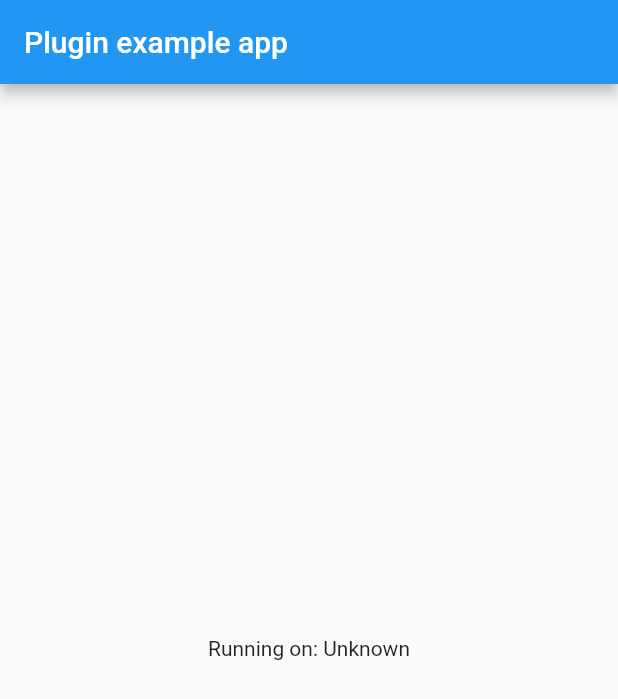
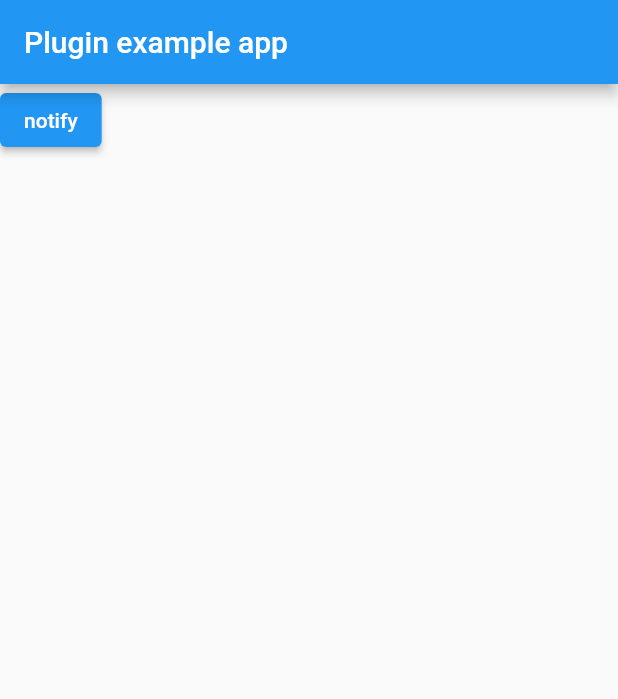
Before and after one commit to woodemi/quick_notify, a Flutter app: the screen it shows after launch, on a phone screen of 412 x 824 dp. Shown: the top 699 px of the screen. Run offline on Flutter 3.47's test engine with Material 2 defaults, Android fonts, the phone set to English and light mode, and no system bars.

Commit message:
Add notify-content API
Signed-off-by: wangkun <wangkun@woodemi.com>

```diff
--- a/example/lib/main.dart
+++ b/example/lib/main.dart
@@ -1,7 +1,5 @@
 import 'package:flutter/material.dart';
-import 'dart:async';
 
-import 'package:flutter/services.dart';
 import 'package:quick_notify/quick_notify.dart';
 
 void main() {
@@ -14,34 +12,6 @@ class MyApp extends StatefulWidget {
 }
 
 class _MyAppState extends State<MyApp> {
-  String _platformVersion = 'Unknown';
-
-  @override
-  void initState() {
-    super.initState();
-    initPlatformState();
-  }
-
-  // Platform messages are asynchronous, so we initialize in an async method.
-  Future<void> initPlatformState() async {
-    String platformVersion;
-    // Platform messages may fail, so we use a try/catch PlatformException.
-    try {
-      platformVersion = await QuickNotify.platformVersion;
-    } on PlatformException {
-      platformVersion = 'Failed to get platform version.';
-    }
-
-    // If the widget was removed from the tree while the asynchronous platform
-    // message was in flight, we want to discard the reply rather than calling
-    // setState to update our non-existent appearance.
-    if (!mounted) return;
-
-    setState(() {
-      _platformVersion = platformVersion;
-    });
-  }
-
   @override
   Widget build(BuildContext context) {
     return MaterialApp(
@@ -49,8 +19,15 @@ class _MyAppState extends State<MyApp> {
         appBar: AppBar(
           title: const Text('Plugin example app'),
         ),
-        body: Center(
-          child: Text('Running on: $_platformVersion\n'),
+        body: Column(
+          children: [
+            ElevatedButton(
+              child: Text('notify'),
+              onPressed: () {
+                QuickNotify.notify(content: 'My content');
+              },
+            ),
+          ],
         ),
       ),
     );
--- a/lib/quick_notify.dart
+++ b/lib/quick_notify.dart
@@ -11,4 +11,12 @@ class QuickNotify {
     final String version = await _channel.invokeMethod('getPlatformVersion');
     return version;
   }
+
+  static void notify({
+    String content,
+  }) {
+    _channel.invokeMethod('notify', {
+      'content': content,
+    });
+  }
 }
```
